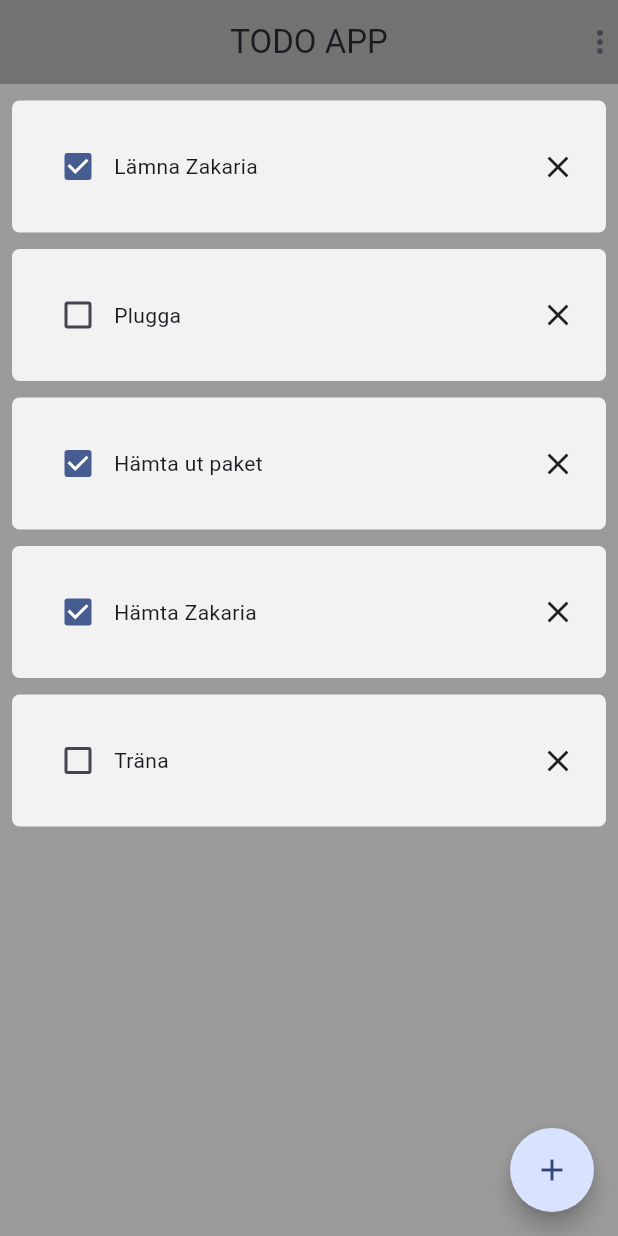
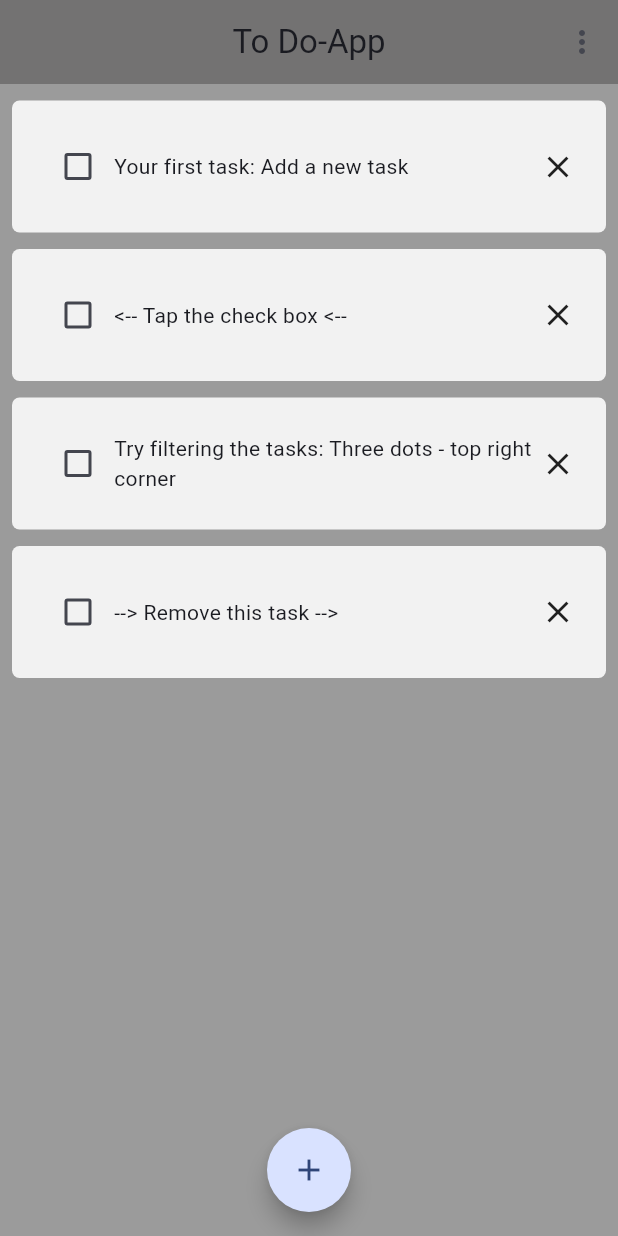
Before and after one commit to gu-tig333-ht24/gusniclaer, a Flutter app: the screen it shows after launch, on a phone screen of 412 x 824 dp. Run offline on Flutter 3.47's test engine with Material 3 defaults, Android fonts, the phone set to English and light mode, and no system bars.

Commit message:
Adds functionality and back end to all interactive elements. Also adds provider package to deal with the state management.

```diff
--- /dev/null
+++ b/lib/components/task.dart
@@ -0,0 +1,16 @@
+import 'package:flutter/material.dart';
+
+class Task {
+  String id;
+  final String description;
+  bool done;
+
+  Task({
+    required this.description,
+    required this.done,
+  }) : id = UniqueKey().toString();
+
+  void isDone() {
+    done = !done;
+  }
+}
--- a/lib/components/task_tile.dart
+++ b/lib/components/task_tile.dart
@@ -1,14 +1,18 @@
 import 'package:flutter/material.dart';
+import 'package:provider/provider.dart';
+import 'package:template/states/list_handler.dart';
 
 class TaskTile extends StatelessWidget {
-
   final String taskDescription;
   final bool taskDone;
-  Function(bool?)? isChanged;
+  final int taskTileIndex;
 
-
-
-  TaskTile({super.key, required this.taskDescription, required this.taskDone, required this.isChanged});
+  TaskTile({
+    super.key,
+    required this.taskDescription,
+    required this.taskDone,
+    required this.taskTileIndex,
+  });
 
   @override
   Widget build(BuildContext context) {
@@ -18,26 +22,55 @@ class TaskTile extends StatelessWidget {
         padding: EdgeInsets.all(20),
         child: Row(
           children: [
-
             // checkbox to monitor task status
-            Checkbox(value: taskDone, onChanged: isChanged),
+            AnimatedSwitcher(
+              duration: Duration.zero,
+              transitionBuilder: (child, animation) {
+                return FadeTransition(
+                  opacity: animation,
+                  child: child,
+                );
+              },
+              child: Checkbox(
+                key: ValueKey(taskDone),
+                value: taskDone,
+                activeColor: Colors.green,
+                checkColor: Colors.black87,
+                onChanged: (_) {
+                  context.read<ListHandler>().boxChecked(
+                        context.read<ListHandler>().currentTasks[taskTileIndex],
+                      );
+                },
+              ),
+            ),
 
             // the task description
-            Expanded(child: Text(taskDescription)),
+            Expanded(
+              child: Text(
+                taskDescription,
+                style: TextStyle(
+                    decoration: taskDone
+                        ? TextDecoration.lineThrough
+                        : TextDecoration.none),
+              ),
+            ),
 
             // the close "X" to remove the task
             GestureDetector(
-              child:
-              Icon(Icons.close),
-              // add remove function
+              child: Icon(Icons.close),
+              onTap: () {
+                context.read<ListHandler>().removeTask(
+                      context.read<ListHandler>().currentTasks[taskTileIndex],
+                    );
+              }, // add remove function
             )
           ],
         ),
         decoration: BoxDecoration(
           color: const Color.fromARGB(221, 255, 255, 255),
           borderRadius: BorderRadius.circular(5),
+        ),
       ),
-      )
     );
   }
 }
--- a/lib/main.dart
+++ b/lib/main.dart
@@ -1,22 +1,31 @@
 import 'package:flutter/material.dart';
+import 'package:provider/provider.dart';
 import 'package:template/screens/home.dart';
+import 'package:template/components/task.dart';
+import 'package:template/states/list_handler.dart';
 
 void main() {
-  runApp(const MyApp());
+  runApp(
+    ChangeNotifierProvider(
+      create: (context) => ListHandler(),
+      child: MyApp(),
+    ),
+  );
 }
 
 class MyApp extends StatelessWidget {
-  const MyApp({super.key});
+  MyApp({super.key});
 
   @override
   Widget build(BuildContext context) {
     return MaterialApp(
-      title: 'TODO APP',
+      title: 'To Do-App',
       theme: ThemeData(
-        colorScheme: ColorScheme.fromSeed(seedColor: const Color.fromARGB(221, 0, 110, 255)),
+        colorScheme: ColorScheme.fromSeed(
+            seedColor: const Color.fromARGB(221, 0, 110, 255)),
         useMaterial3: true,
       ),
-      home: const MyHomePage(title: 'APP'),
+      home: MyHomePage(),
     );
   }
 }
--- a/lib/screens/create_task.dart
+++ b/lib/screens/create_task.dart
@@ -1,7 +1,12 @@
 import 'package:flutter/material.dart';
+import 'package:provider/provider.dart';
+import 'package:template/components/task.dart';
+import 'package:template/states/list_handler.dart';
 
 class CreateTaskPage extends StatelessWidget {
-  const CreateTaskPage({super.key});
+  CreateTaskPage({super.key});
+
+  final controller = TextEditingController();
 
   @override
   Widget build(BuildContext context) {
@@ -22,21 +27,32 @@ class CreateTaskPage extends StatelessWidget {
             padding: EdgeInsets.all(20),
             margin: EdgeInsets.all(20),
             child: TextField(
+              controller: controller,
               decoration: InputDecoration(
-                border: OutlineInputBorder(),
-                hintText: 'What are you going to do?'
-                ),
+                  border: OutlineInputBorder(),
+                  hintText: 'What are you going to do?'),
             ),
           ),
           Row(
             mainAxisAlignment: MainAxisAlignment.center,
             children: [
-            GestureDetector(
-              child: Row(children: [Icon(Icons.add), Text('ADD')]
-              // add function to the button
-            ),
-            )
-          ],)
+              GestureDetector(
+                onTap: () {
+                  context.read<ListHandler>().addTask(
+                        Task(description: controller.text, done: false),
+                      );
+                  controller.clear();
+                  Navigator.of(context).pop();
+                },
+                child: Row(
+                  children: [
+                    Icon(Icons.add),
+                    Text('ADD'),
+                  ],
+                ),
+              ),
+            ],
+          ),
         ],
       ),
     );
--- a/lib/screens/home.dart
+++ b/lib/screens/home.dart
@@ -1,22 +1,10 @@
 import 'package:flutter/material.dart';
+import 'package:provider/provider.dart';
 import 'package:template/screens/create_task.dart';
-
+import 'package:template/states/list_handler.dart';
 import '../components/task_tile.dart';
 
-
-class MyHomePage extends StatefulWidget {
-  const MyHomePage({super.key, required this.title});
-
-  final String title;
-  static List<String> list1 = <String>['ALL', 'DONE', 'UNDONE'];
-
-
-  @override
-  State<MyHomePage> createState() => _MyHomePageState();
-}
-
-class _MyHomePageState extends State<MyHomePage> {
-
+class MyHomePage extends StatelessWidget {
   @override
   Widget build(BuildContext context) {
     return Scaffold(
@@ -24,53 +12,61 @@ class _MyHomePageState extends State<MyHomePage> {
       appBar: AppBar(
         centerTitle: true,
         backgroundColor: const Color.fromARGB(137, 80, 78, 78),
-        title: Text('TODO APP'),
+        title: Text('To Do-App'),
         actions: <Widget>[
-
-          // add function to the button
-          GestureDetector(child: Icon(Icons.more_vert),
-          onTap: () {}
+          PopupMenuButton(
+            itemBuilder: (BuildContext context) => [
+              PopupMenuItem(
+                child: Text('All'),
+                value: 'all',
+              ),
+              PopupMenuItem(
+                child: Text('Done'),
+                value: 'done',
+              ),
+              PopupMenuItem(
+                child: Text('Undone'),
+                value: 'undone',
+              ),
+            ],
+            onSelected: (value) {
+              context
+                  .read<ListHandler>()
+                  .changeCurrentFiltering(value.toString());
+            },
           )
-
-          ]
+        ],
       ),
+      floatingActionButtonLocation: FloatingActionButtonLocation.centerFloat,
+      resizeToAvoidBottomInset: false,
       floatingActionButton: FloatingActionButton(
         onPressed: () {
-          Navigator.push(context, MaterialPageRoute(builder: (context) => CreateTaskPage()));
-          },
+          Navigator.push(
+            context,
+            MaterialPageRoute(
+              builder: (context) => CreateTaskPage(),
+            ),
+          );
+        },
         shape: CircleBorder(),
         child: Icon(Icons.add),
-        ),
-      body: ListView(
-        children: [
-          TaskTile(
-            taskDescription: 'Lämna Zakaria',
-            taskDone: true,
-            isChanged: (p0) {},
-            ),
-          TaskTile(
-            taskDescription: 'Plugga',
-            taskDone: false,
-            isChanged: (p0) {},
-            ),
-          TaskTile(
-            taskDescription: 'Hämta ut paket',
-            taskDone: true,
-            isChanged: (p0) {},
-            ),
-          TaskTile(
-            taskDescription: 'Hämta Zakaria',
-            taskDone: true,
-            isChanged: (p0) {},
-            ),
-          TaskTile(
-            taskDescription: 'Träna',
-            taskDone: false,
-            isChanged: (p0) {},
-            ),
-        ],
       ),
 
+      // Take a list of TaskTile objects from the current state
+      body: Consumer<ListHandler>(
+        builder: (BuildContext context, listHandler, child) {
+          return ListView.builder(
+            itemCount: listHandler.currentTasks.length,
+            itemBuilder: (BuildContext context, index) {
+              return TaskTile(
+                taskDescription: listHandler.currentTasks[index].description,
+                taskDone: listHandler.currentTasks[index].done,
+                taskTileIndex: index,
+              );
+            },
+          );
+        },
+      ),
     );
   }
 }
--- /dev/null
+++ b/lib/states/list_handler.dart
@@ -0,0 +1,49 @@
+import 'package:flutter/material.dart';
+import 'package:template/components/task.dart';
+
+class ListHandler extends ChangeNotifier {
+  final List<Task> _tasks = [
+    Task(description: 'Your first task: Add a new task', done: false),
+    Task(description: '<-- Tap the check box <--', done: false),
+    Task(
+        description: 'Try filtering the tasks: Three dots - top right corner',
+        done: false),
+    Task(description: '--> Remove this task -->', done: false),
+  ];
+
+  String filtering = 'all';
+
+  List<Task> get currentTasks {
+    if (filtering == 'done') {
+      return _tasks.where((task) => task.done).toList();
+    } else if (filtering == 'undone') {
+      return _tasks.where((task) => !task.done).toList();
+    } else {
+      return _tasks;
+    }
+  }
+
+  void addTask(Task newTask) {
+    currentTasks.add(newTask);
+    notifyListeners();
+  }
+
+  void boxChecked(Task existingTask) {
+    final taskIndex = _tasks.indexWhere((task) => task.id == existingTask.id);
+    if (taskIndex != -1) {
+      _tasks[taskIndex].isDone();
+      notifyListeners();
+    }
+  }
+
+  void removeTask(Task existingTask) {
+    _tasks.removeWhere((task) => task.id == existingTask.id);
+    notifyListeners();
+  }
+
+  void changeCurrentFiltering(String filteringOption) {
+    filtering = filteringOption;
+    notifyListeners();
+    print(filtering);
+  }
+}
--- a/pubspec.yaml
+++ b/pubspec.yaml
@@ -35,6 +35,7 @@ dependencies:
   # The following adds the Cupertino Icons font to your application.
   # Use with the CupertinoIcons class for iOS style icons.
   cupertino_icons: ^1.0.8
+  provider: ^6.1.2
 
 dev_dependencies:
   flutter_test:
```
Also changed, not shown: pubspec.lock.
